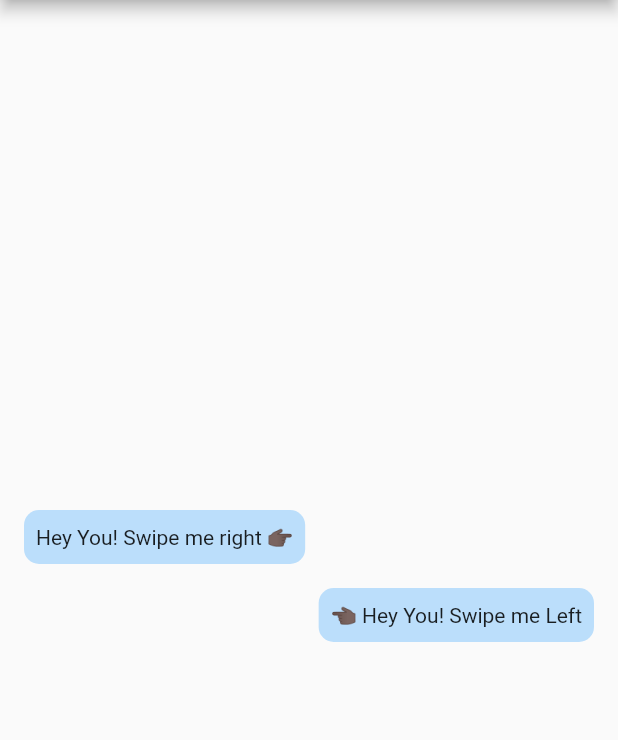
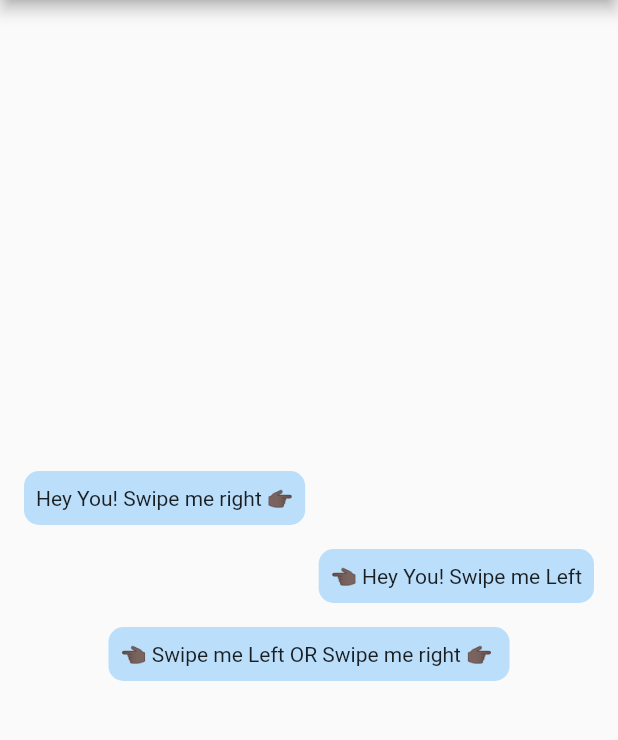
Before and after one commit to Purvik/SwipeTo, a Flutter app: the screen it shows after launch, on a phone screen of 412 x 824 dp, the part 84-824 px from its top. Run offline on Flutter 3.47's test engine with Material 2 defaults, Android fonts, the phone set to English and light mode, and no system bars.

Commit message:
Swipe to both side enabled, Document detail update

```diff
--- a/example/lib/main.dart
+++ b/example/lib/main.dart
@@ -29,19 +29,12 @@ class AppHome extends StatefulWidget {
 }
 
 class _AppHomeState extends State<AppHome> {
-  String _replyForRight;
-  String _replyForLeft;
-
-  @override
-  void initState() {
-    super.initState();
-    _replyForRight = '';
-    _replyForLeft = '';
-  }
+  final GlobalKey<ScaffoldState> _scaffoldKey = GlobalKey<ScaffoldState>();
 
   @override
   Widget build(BuildContext context) {
     return Scaffold(
+      key: _scaffoldKey,
       appBar: AppBar(
         title: Text('Swipe To Example'),
       ),
@@ -60,8 +53,8 @@ class _AppHomeState extends State<AppHome> {
               crossAxisAlignment: CrossAxisAlignment.start,
               children: <Widget>[
                 SwipeTo(
-                  swipeDirection: SwipeDirection.swipeToRight,
-                  endOffset: Offset(0.3, 0.0),
+                  child: Align(
+                    alignment: Alignment.centerLeft,
                     child: Container(
                       margin: const EdgeInsets.symmetric(vertical: 8.0),
                       padding: const EdgeInsets.symmetric(
@@ -76,32 +69,10 @@ class _AppHomeState extends State<AppHome> {
                       ),
                       child: Text('Hey You! Swipe me right 👉🏿'),
                     ),
-                  callBack: () {
-                    print('Handling callback after animation end');
-                    _displayInputBottomSheet(SwipeDirection.swipeToRight);
+                  ),
+                  onRightSwipe: () {
+                    _displayInputBottomSheet(true);
                   },
-                ),
-                Visibility(
-                  visible: _replyForRight.isNotEmpty,
-                  replacement: SizedBox(),
-                  child: Align(
-                    alignment: Alignment.centerRight,
-                    child: Container(
-                      padding: const EdgeInsets.symmetric(
-                          vertical: 10.0, horizontal: 8.0),
-                      decoration: BoxDecoration(
-                        color: Colors.blue.shade100,
-                        borderRadius: BorderRadius.all(
-                          Radius.circular(
-                            10.0,
-                          ),
-                        ),
-                      ),
-                      child: Text(
-                        _replyForRight,
-                      ),
-                    ),
-                  ),
                 ),
               ],
             ),
@@ -112,8 +83,8 @@ class _AppHomeState extends State<AppHome> {
               crossAxisAlignment: CrossAxisAlignment.end,
               children: <Widget>[
                 SwipeTo(
-                  swipeDirection: SwipeDirection.swipeToLeft,
-                  endOffset: Offset(-0.3, 0.0),
+                  child: Align(
+                    alignment: Alignment.centerRight,
                     child: Container(
                       margin: const EdgeInsets.symmetric(vertical: 8.0),
                       padding: const EdgeInsets.symmetric(
@@ -128,17 +99,22 @@ class _AppHomeState extends State<AppHome> {
                       ),
                       child: Text('👈🏿 Hey You! Swipe me Left'),
                     ),
-                  callBack: () {
-                    print('Handling callback after animation end');
-                    _displayInputBottomSheet(SwipeDirection.swipeToLeft);
+                  ),
+                  onLeftSwipe: () {
+                    _displayInputBottomSheet(false);
                   },
                 ),
-                Visibility(
-                  visible: _replyForLeft.isNotEmpty,
-                  replacement: SizedBox(),
-                  child: Align(
-                    alignment: Alignment.centerLeft,
+              ],
+            ),
+
+            ///SwipeToRight & SwipeToLeft Example
+            Column(
+              mainAxisAlignment: MainAxisAlignment.center,
+              crossAxisAlignment: CrossAxisAlignment.end,
+              children: <Widget>[
+                SwipeTo(
                   child: Container(
+                    margin: const EdgeInsets.symmetric(vertical: 8.0),
                     padding: const EdgeInsets.symmetric(
                         vertical: 10.0, horizontal: 8.0),
                     decoration: BoxDecoration(
@@ -149,11 +125,14 @@ class _AppHomeState extends State<AppHome> {
                         ),
                       ),
                     ),
-                      child: Text(
-                        _replyForLeft,
+                    child: Text('👈🏿 Swipe me Left OR Swipe me right 👉🏿 '),
                   ),
-                    ),
-                  ),
+                  onRightSwipe: () {
+                    _displayInputBottomSheet(true);
+                  },
+                  onLeftSwipe: () {
+                    _displayInputBottomSheet(false);
+                  },
                 ),
               ],
             ),
@@ -163,18 +142,22 @@ class _AppHomeState extends State<AppHome> {
     );
   }
 
-  void _handleReply(String reply, SwipeDirection swipeDirection) {
+  void _handleSwipeReply({bool isRightSwipe, String reply}) {
     Navigator.pop(context);
-    setState(() {
-      if (swipeDirection == SwipeDirection.swipeToRight) {
-        _replyForRight = reply;
-      } else {
-        _replyForLeft = reply;
-      }
-    });
+    _scaffoldKey.currentState.showSnackBar(
+      SnackBar(
+        content: Text(
+          '$reply',
+          textAlign: TextAlign.center,
+        ),
+        backgroundColor:
+            isRightSwipe ? Colors.red.shade600 : Colors.green.shade600,
+        duration: Duration(milliseconds: 1000),
+      ),
+    );
   }
 
-  void _displayInputBottomSheet(SwipeDirection swipeDirection) {
+  void _displayInputBottomSheet(bool isRightSwipe) {
     showModalBottomSheet(
       context: context,
       builder: (context) {
@@ -190,7 +173,9 @@ class _AppHomeState extends State<AppHome> {
             child: TextField(
               autofocus: true,
               textInputAction: TextInputAction.done,
-              onSubmitted: (value) => _handleReply(value, swipeDirection),
+              textCapitalization: TextCapitalization.words,
+              onSubmitted: (value) => _handleSwipeReply(
+                  isRightSwipe: isRightSwipe ? true : false, reply: value),
               decoration: InputDecoration(
                 labelText: 'Reply',
                 hintText: 'enter reply here',
--- a/lib/src/SwipeTo.dart
+++ b/lib/src/SwipeTo.dart
@@ -1,6 +1,4 @@
 import 'package:flutter/material.dart';
-
-enum SwipeDirection { swipeToLeft, swipeToRight }
 
 /// SwipeTo is a wrapper widget to other Widget that we can swipe horizontally
 /// to initiate a callback when animation gets end.
@@ -12,52 +10,50 @@ class SwipeTo extends StatefulWidget {
   final Widget child;
 
   /// Duration value to define animation duration
+  /// if not passed default Duration(milliseconds: 150) will be taken
   final Duration animationDuration;
 
-  /// Enum value from [swipeToLeft, swipeToRight] only
-  /// Make sure to pass relative Offset value according to passed Offset value
-  /// If not specified swipeToRight will be taken as default
-  final SwipeDirection swipeDirection;
+  /// Icon that will be displayed beneath child widget when swipe right
+  final IconData iconOnRightSwipe;
 
-  /// Icon that will be displayed beneath child widget
-  final IconData iconData;
+  /// Icon that will be displayed beneath child widget when swipe left
+  final IconData iconOnLeftSwipe;
 
   /// double value defining size of displayed icon beneath child widget
-  /// if not specified default it will take 26
+  /// if not specified default size 26 will be taken
   final double iconSize;
 
   /// color value defining color of displayed icon beneath child widget
   ///if not specified primaryColor from theme will be taken
   final Color iconColor;
 
-  /// Offset value till which position child widget will get animate
-  /// Make sure to pass relative value align to passed SwipeDirection enum value
-  /// if not specified Offset(0.3, 0.0) default will be taken
-  final Offset endOffset;
+  /// Double value till which position child widget will get animate when swipe left
+  /// or swipe right
+  /// if not specified 0.3 default will be taken for Right Swipe &
+  /// it's negative -0.3 will bve taken for Left Swipe
+  final double offsetDx;
 
-  /// callback which will be initiated at then end of child widget animation
-  /// @required parameter
-  final VoidCallback callBack;
+  /// callback which will be initiated at the end of child widget animation
+  /// when swiped right
+  /// if not passed swipe to right will be not available
+  final VoidCallback onRightSwipe;
+
+  /// callback which will be initiated at the end of child widget animation
+  /// when swiped left
+  /// if not passed swipe to left will be not available
+  final VoidCallback onLeftSwipe;
 
   SwipeTo({
     @required this.child,
-    @required this.callBack,
-    this.swipeDirection = SwipeDirection.swipeToRight,
-    this.iconData = Icons.reply,
+    this.onRightSwipe,
+    this.onLeftSwipe,
+    this.iconOnRightSwipe = Icons.reply,
+    this.iconOnLeftSwipe = Icons.reply,
     this.iconSize = 26.0,
     this.iconColor,
     this.animationDuration = const Duration(milliseconds: 150),
-    this.endOffset = const Offset(0.3, 0.0),
-  })  : assert(child != null, "You must pass a child widget."),
-        assert(callBack != null, "You must pass a callback."),
-        assert(
-            ((swipeDirection == SwipeDirection.swipeToLeft &&
-                    endOffset.dx <= -0.3 &&
-                    endOffset.dy == 0.0) ||
-                (swipeDirection == SwipeDirection.swipeToRight &&
-                    endOffset.dx >= 0.3 &&
-                    endOffset.dy == 0.0)),
-            "For value swipeToLeft Offset(dx,..) value must be <=-0.3 & for value swipeToRight Offset(dx,..) value must be >=0.3");
+    this.offsetDx = 0.3,
+  }) : assert(child != null, "You must pass a child widget.");
 
   @override
   _SwipeToState createState() => _SwipeToState();
@@ -65,8 +61,9 @@ class SwipeTo extends StatefulWidget {
 
 class _SwipeToState extends State<SwipeTo> with SingleTickerProviderStateMixin {
   AnimationController _controller;
-  Animation<Offset> animation;
-  Animation<double> iconFadeAnimation;
+  Animation<Offset> _animation;
+  Animation<double> _leftIconAnimation;
+  Animation<double> _rightIconAnimation;
 
   @override
   initState() {
@@ -75,24 +72,21 @@ class _SwipeToState extends State<SwipeTo> with SingleTickerProviderStateMixin {
       vsync: this,
       duration: widget.animationDuration,
     );
-    animation = Tween(
+    _animation = Tween<Offset>(
       begin: const Offset(0.0, 0.0),
-      end: widget.endOffset,
+      end: Offset(0.0, 0.0),
     ).animate(
-      CurvedAnimation(
-        curve: Curves.decelerate,
-        parent: _controller,
-      ),
+      CurvedAnimation(curve: Curves.decelerate, parent: _controller),
     );
-    iconFadeAnimation = Tween(
-      begin: 0.0,
-      end: 1.0,
-    ).animate(
-      CurvedAnimation(
-        curve: Curves.decelerate,
-        parent: _controller,
-      ),
+    _leftIconAnimation = _controller.drive(
+      Tween<double>(begin: 0.0, end: 0.0),
     );
+    _rightIconAnimation = _controller.drive(
+      Tween<double>(begin: 0.0, end: 0.0),
+    );
+    _controller.addListener(() {
+      setState(() {});
+    });
   }
 
   @override
@@ -101,39 +95,92 @@ class _SwipeToState extends State<SwipeTo> with SingleTickerProviderStateMixin {
     super.dispose();
   }
 
+  ///Run animation for child widget
+  ///[onRight] value defines animation Offset direction
+  void _runAnimation({bool onRight}) {
+    //set child animation
+    _animation = Tween(
+      begin: const Offset(0.0, 0.0),
+      end: Offset(onRight ? widget.offsetDx : -widget.offsetDx, 0.0),
+    ).animate(
+      CurvedAnimation(curve: Curves.decelerate, parent: _controller),
+    );
+    //set back left/right icon animation
+    if (onRight) {
+      _leftIconAnimation = Tween(begin: 0.0, end: 1.0).animate(
+        CurvedAnimation(curve: Curves.decelerate, parent: _controller),
+      );
+    } else {
+      _rightIconAnimation = Tween(begin: 0.0, end: 1.0).animate(
+        CurvedAnimation(curve: Curves.decelerate, parent: _controller),
+      );
+    }
+    //Forward animation
+    _controller.forward().whenComplete(() {
+      _controller.reverse().whenComplete(() {
+        if (onRight) {
+          //keep left icon visibility to 0.0 until onRightSwipe triggers again
+          _leftIconAnimation = _controller.drive(Tween(begin: 0.0, end: 0.0));
+          widget.onRightSwipe();
+        } else {
+          //keep right icon visibility to 0.0 until onLeftSwipe triggers again
+          _rightIconAnimation = _controller.drive(Tween(begin: 0.0, end: 0.0));
+          widget.onLeftSwipe();
+        }
+      });
+    });
+  }
+
   @override
   Widget build(BuildContext context) {
     return GestureDetector(
       onHorizontalDragUpdate: (details) {
-        if (widget.swipeDirection == SwipeDirection.swipeToRight &&
-            details.delta.dx > 1) {
-          _controller.forward().whenComplete(() {
-            _controller.reverse().whenComplete(() => widget.callBack());
-          });
+        if (widget.onRightSwipe != null && details.delta.dx > 1) {
+          _runAnimation(onRight: true);
         }
-        if (widget.swipeDirection == SwipeDirection.swipeToLeft &&
-            details.delta.dx < -1) {
-          _controller.forward().whenComplete(() {
-            _controller.reverse().whenComplete(() => widget.callBack());
-          });
+        if (widget.onLeftSwipe != null && details.delta.dx < -1) {
+          _runAnimation(onRight: false);
         }
       },
       child: Stack(
-        alignment: widget.swipeDirection == SwipeDirection.swipeToRight
-            ? Alignment.centerLeft
-            : Alignment.centerRight,
-        fit: StackFit.loose,
+        alignment: Alignment.center,
+        fit: StackFit.passthrough,
         children: [
-          FadeTransition(
-            opacity: iconFadeAnimation,
-            child: Icon(
-              widget.iconData,
-              size: widget.iconSize,
-              color: widget.iconColor ?? Theme.of(context).iconTheme.color,
-            ),
+          Row(
+            mainAxisAlignment: MainAxisAlignment.spaceBetween,
+            children: <Widget>[
+              Visibility(
+                visible: widget.onRightSwipe != null,
+                child: AnimatedOpacity(
+                  opacity: _leftIconAnimation.value,
+                  duration: widget.animationDuration,
+                  curve: Curves.decelerate,
+                  child: Icon(
+                    widget.iconOnLeftSwipe,
+                    size: widget.iconSize,
+                    color:
+                        widget.iconColor ?? Theme.of(context).iconTheme.color,
+                  ),
+                ),
+              ),
+              Visibility(
+                visible: widget.onLeftSwipe != null,
+                child: AnimatedOpacity(
+                  opacity: _rightIconAnimation.value,
+                  duration: widget.animationDuration,
+                  curve: Curves.decelerate,
+                  child: Icon(
+                    widget.iconOnRightSwipe,
+                    size: widget.iconSize,
+                    color:
+                        widget.iconColor ?? Theme.of(context).iconTheme.color,
+                  ),
+                ),
+              ),
+            ],
           ),
           SlideTransition(
-            position: animation,
+            position: _animation,
             child: widget.child,
           ),
         ],
--- a/pubspec.yaml
+++ b/pubspec.yaml
@@ -1,6 +1,6 @@
 name: swipe_to
 description: SwipeTo is a wrapper for a chat view widget which can be used initiate callback when user horizontally swipe on it.
-version: 0.0.1+4
+version: 0.0.1+5
 authors:
   - Purvik Rana <purvik1239@gmail.com>
 homepage: https://github.com/Purvik/SwipeTo.git
```
Also changed, not shown: example/output/android.gif, example/output/ios.gif, example/output/swipe_right_left.gif (deleted), example/pubspec.lock, 2 other files. Lines whose indentation alone changed are shown as unchanged.
